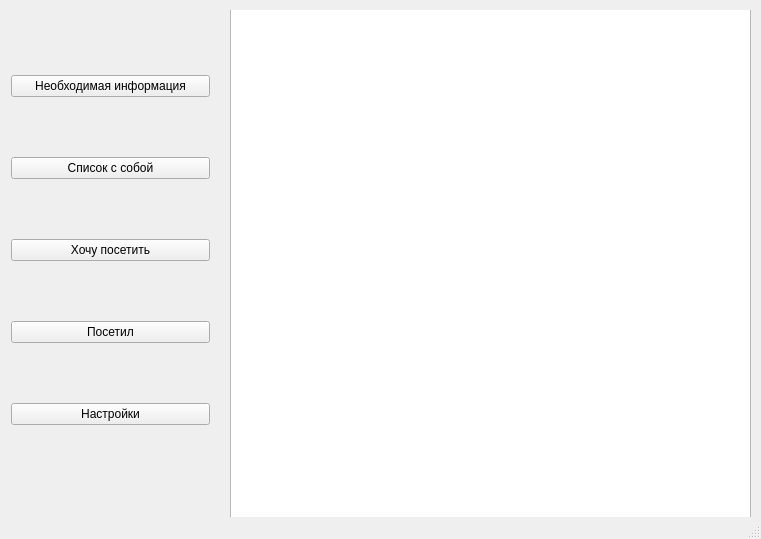
Aleksandra06/Travel_guide, file Kurse/mainwindow.ui: the form before one commit.
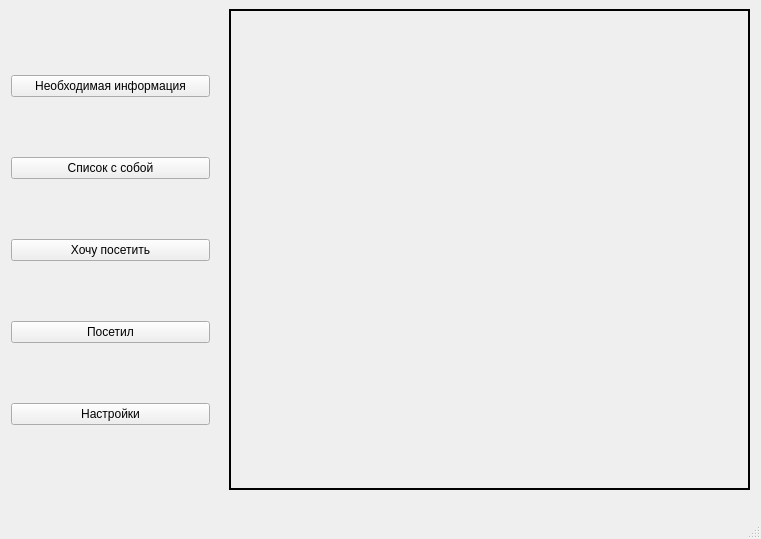
The form after the commit.

Patch:
```diff
--- a/Kurse/mainwindow.ui
+++ b/Kurse/mainwindow.ui
@@ -14,40 +14,6 @@
    <string>MainWindow</string>
   </property>
   <widget class="QWidget" name="centralWidget">
-   <widget class="QWidget" name="widget" native="true">
-    <property name="geometry">
-     <rect>
-      <x>220</x>
-      <y>10</y>
-      <width>541</width>
-      <height>591</height>
-     </rect>
-    </property>
-    <widget class="QStackedWidget" name="stackedWidget">
-     <property name="geometry">
-      <rect>
-       <x>10</x>
-       <y>-10</y>
-       <width>531</width>
-       <height>531</height>
-      </rect>
-     </property>
-     <widget class="QWidget" name="pageInformation"/>
-     <widget class="QWidget" name="page_ListThings"/>
-     <widget class="QWidget" name="page_ListWantTravel"/>
-     <widget class="QWidget" name="page_ListTravel"/>
-    </widget>
-    <widget class="QTextEdit" name="textEdit">
-     <property name="geometry">
-      <rect>
-       <x>10</x>
-       <y>-60</y>
-       <width>521</width>
-       <height>571</height>
-      </rect>
-     </property>
-    </widget>
-   </widget>
    <widget class="QWidget" name="layoutWidget">
     <property name="geometry">
      <rect>
@@ -95,6 +61,28 @@
      </item>
     </layout>
    </widget>
+   <widget class="QStackedWidget" name="stackedWidget">
+    <property name="geometry">
+     <rect>
+      <x>229</x>
+      <y>9</y>
+      <width>521</width>
+      <height>481</height>
+     </rect>
+    </property>
+    <property name="frameShape">
+     <enum>QFrame::Panel</enum>
+    </property>
+    <property name="frameShadow">
+     <enum>QFrame::Plain</enum>
+    </property>
+    <property name="lineWidth">
+     <number>2</number>
+    </property>
+    <property name="currentIndex">
+     <number>-1</number>
+    </property>
+   </widget>
   </widget>
   <widget class="QStatusBar" name="statusBar"/>
  </widget>
```
